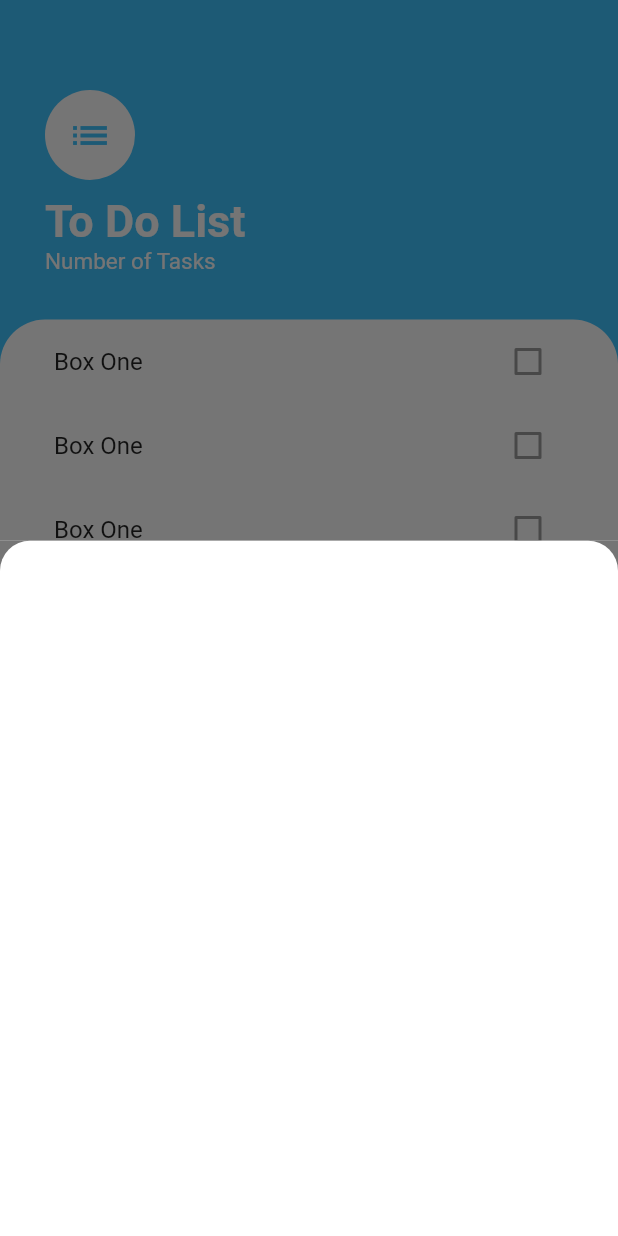
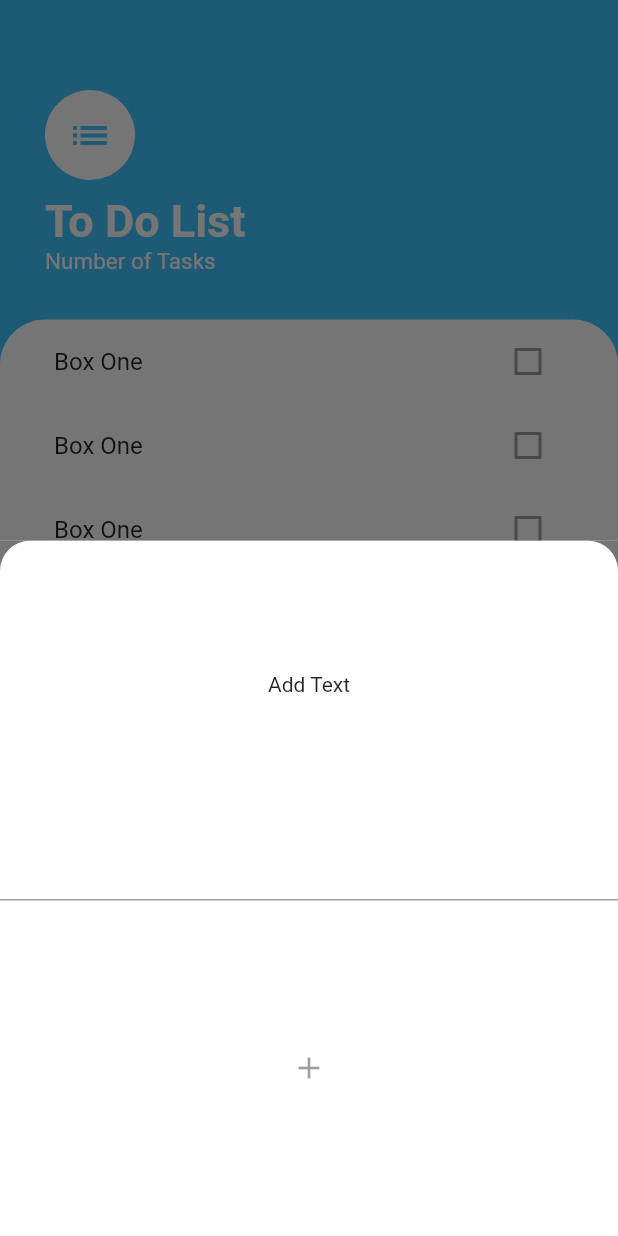
Before and after one commit to Mustafa1993Adnan/todo_list, a Flutter app: the screen it shows after launch, after a tap on the "add" icon, on a phone screen of 412 x 824 dp. Run offline on Flutter 3.47's test engine with Material 2 defaults, Android fonts, the phone set to English and light mode, and no system bars.

Commit message:
To Do List

```diff
--- a/lib/screens/add_task_screen.dart
+++ b/lib/screens/add_task_screen.dart
@@ -10,6 +10,14 @@ class AddTaskScreen extends StatelessWidget {
             color: Colors.white,
             borderRadius: BorderRadius.only(
                 topRight: Radius.circular(20), topLeft: Radius.circular(20))),
+        child: Column(
+          mainAxisAlignment: MainAxisAlignment.spaceEvenly,
+          children: [
+            Text('Add Text'),
+            TextField(),
+            IconButton(onPressed: null, icon: Icon(Icons.add))
+          ],
+        ),
       ),
     );
   }
```
